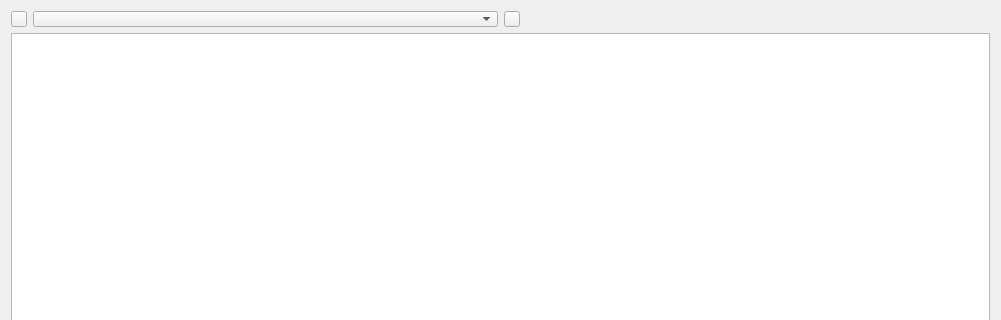
F2I-Consulting/fespp, file src/Resources/PQSelectionPanel.ui: the form before one commit; both pictures show x 0 to 1001 and y 0 to 320 of the 1001 by 896 pixel window.
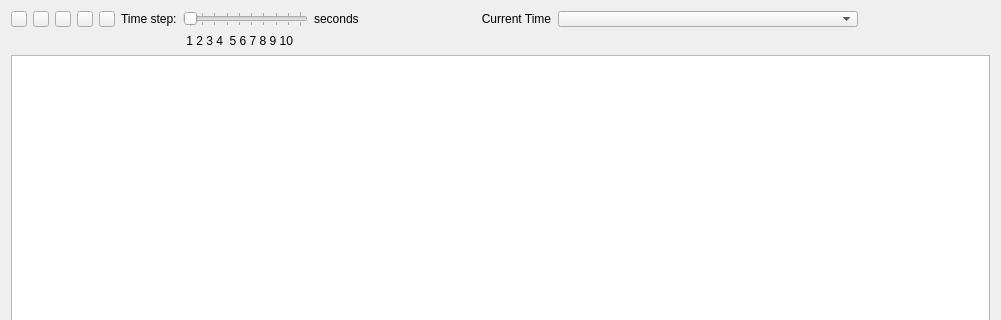
The form after the commit.

Commit message: time series (play, stop, pause)

The edit to the form file:
```diff
--- a/src/Resources/PQSelectionPanel.ui
+++ b/src/Resources/PQSelectionPanel.ui
@@ -14,37 +14,7 @@
    <string>Form</string>
   </property>
   <layout class="QGridLayout" name="gridLayout">
-   <item row="1" column="1">
-    <widget class="QComboBox" name="time_series">
-     <property name="maximumSize">
-      <size>
-       <width>600</width>
-       <height>16</height>
-      </size>
-     </property>
-    </widget>
-   </item>
-   <item row="1" column="2">
-    <widget class="QPushButton" name="button_Time_After">
-     <property name="maximumSize">
-      <size>
-       <width>16</width>
-       <height>16</height>
-      </size>
-     </property>
-    </widget>
-   </item>
-   <item row="1" column="0">
-    <widget class="QPushButton" name="button_Time_Before">
-     <property name="maximumSize">
-      <size>
-       <width>16</width>
-       <height>16</height>
-      </size>
-     </property>
-    </widget>
-   </item>
-   <item row="4" column="0" colspan="4">
+   <item row="4" column="0" colspan="15">
     <widget class="QTreeWidget" name="treeWidget">
      <property name="enabled">
       <bool>true</bool>
@@ -115,6 +85,148 @@
      </column>
     </widget>
    </item>
+   <item row="1" column="0">
+    <widget class="QPushButton" name="button_Time_Before">
+     <property name="maximumSize">
+      <size>
+       <width>16</width>
+       <height>16</height>
+      </size>
+     </property>
+    </widget>
+   </item>
+   <item row="1" column="1">
+    <widget class="QPushButton" name="button_Time_Stop">
+     <property name="maximumSize">
+      <size>
+       <width>16</width>
+       <height>16</height>
+      </size>
+     </property>
+     <property name="text">
+      <string/>
+     </property>
+    </widget>
+   </item>
+   <item row="1" column="2">
+    <widget class="QPushButton" name="button_Time_Play">
+     <property name="maximumSize">
+      <size>
+       <width>16</width>
+       <height>16</height>
+      </size>
+     </property>
+     <property name="text">
+      <string/>
+     </property>
+    </widget>
+   </item>
+   <item row="1" column="3">
+    <widget class="QPushButton" name="button_Time_Pause">
+     <property name="maximumSize">
+      <size>
+       <width>16</width>
+       <height>16</height>
+      </size>
+     </property>
+     <property name="text">
+      <string/>
+     </property>
+    </widget>
+   </item>
+   <item row="1" column="4">
+    <widget class="QPushButton" name="button_Time_After">
+     <property name="maximumSize">
+      <size>
+       <width>16</width>
+       <height>16</height>
+      </size>
+     </property>
+    </widget>
+   </item>
+   <item row="1" column="5">
+    <widget class="QLabel" name="label">
+     <property name="text">
+      <string>Time step:</string>
+     </property>
+    </widget>
+   </item>
+   <item row="1" column="6">
+    <widget class="QSlider" name="slider_Time_Step">
+     <property name="minimumSize">
+      <size>
+       <width>125</width>
+       <height>16</height>
+      </size>
+     </property>
+     <property name="maximumSize">
+      <size>
+       <width>125</width>
+       <height>16</height>
+      </size>
+     </property>
+     <property name="minimum">
+      <number>1</number>
+     </property>
+     <property name="maximum">
+      <number>10</number>
+     </property>
+     <property name="pageStep">
+      <number>1</number>
+     </property>
+     <property name="orientation">
+      <enum>Qt::Horizontal</enum>
+     </property>
+     <property name="tickPosition">
+      <enum>QSlider::TicksBothSides</enum>
+     </property>
+     <property name="tickInterval">
+      <number>0</number>
+     </property>
+    </widget>
+   </item>
+   <item row="1" column="7">
+    <widget class="QLabel" name="label_2">
+     <property name="text">
+      <string>seconds                                     Current Time</string>
+     </property>
+    </widget>
+   </item>
+   <item row="1" column="8">
+    <widget class="QComboBox" name="time_series">
+     <property name="minimumSize">
+      <size>
+       <width>300</width>
+       <height>16</height>
+      </size>
+     </property>
+     <property name="maximumSize">
+      <size>
+       <width>300</width>
+       <height>16</height>
+      </size>
+     </property>
+    </widget>
+   </item>
+   <item row="2" column="6">
+    <widget class="QLabel" name="label_3">
+     <property name="minimumSize">
+      <size>
+       <width>125</width>
+       <height>16</height>
+      </size>
+     </property>
+     <property name="maximumSize">
+      <size>
+       <width>125</width>
+       <height>16</height>
+      </size>
+     </property>
+     <property name="text">
+      <string> 1 2 3 4  5 6 7 8 9 10</string>
+     </property>
+    </widget>
+   </item>
   </layout>
  </widget>
  <resources>
```
The commit also changes 14 other files.
